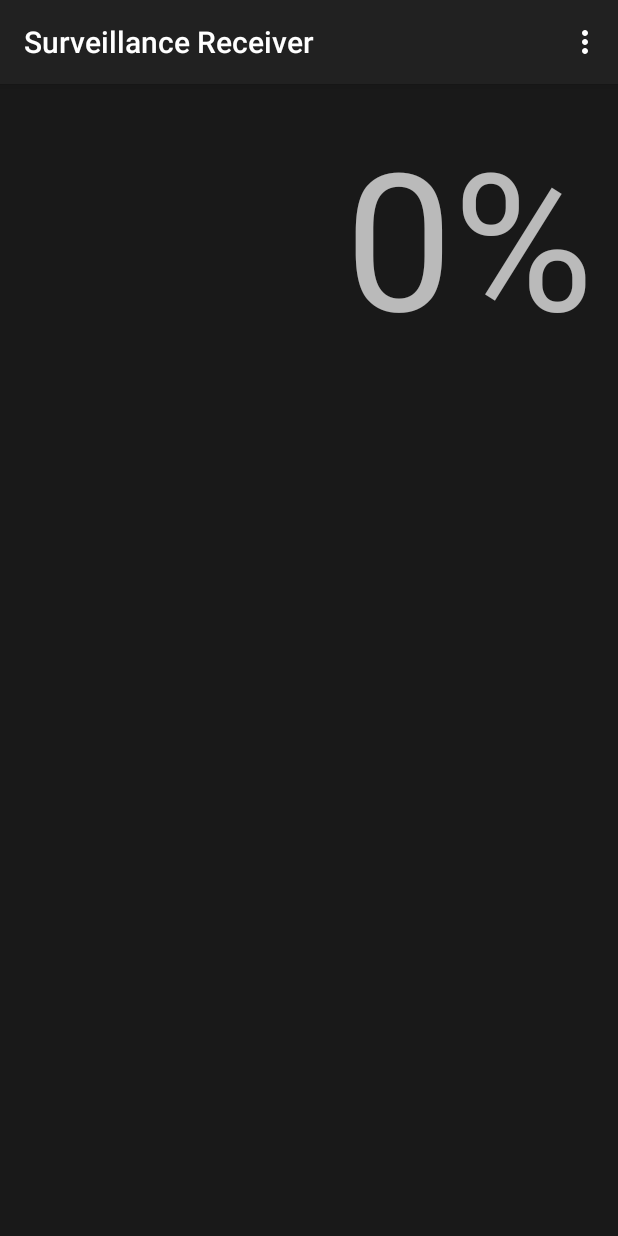
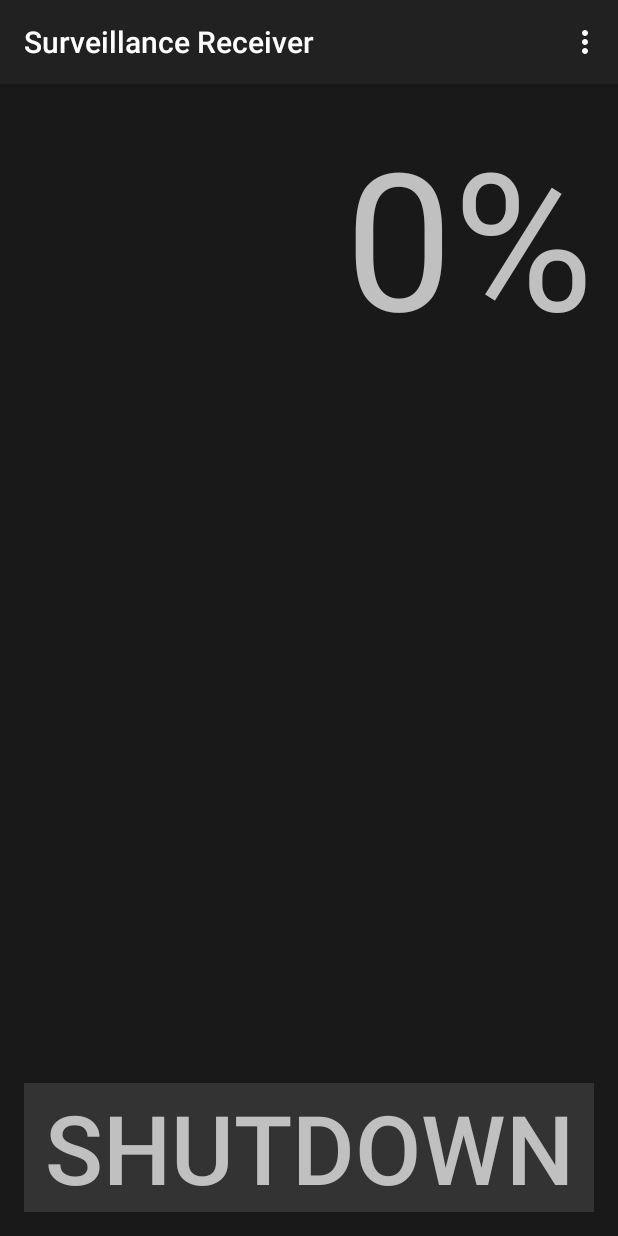
Before and after one commit to Lisiecki/seminar_rbpi, an Android app: the screen it shows after launch (MainActivity), on a phone screen of 412 x 824 dp. Run offline under Robolectric (Android 15) with nearby library versions, the phone set to English and light mode, and no system bars; network calls fail; 3 statements that could not run were skipped.

Commit message:
added button for remote shutdown and fixed problems with remote control

```diff
--- a/Surveillance_Receiver/app/src/main/AndroidManifest.xml
+++ b/Surveillance_Receiver/app/src/main/AndroidManifest.xml
@@ -5,11 +5,12 @@
     <application
         android:allowBackup="true"
         android:icon="@drawable/ic_launcher"
-        android:label="@string/app_name" >
+        android:label="@string/app_name">
         <activity
             android:name=".activity.MainActivity"
             android:label="@string/app_name"
-            android:theme="@style/Theme.AppCompat">
+            android:theme="@style/Theme.AppCompat"
+            android:screenOrientation="portrait">
             <intent-filter>
                 <action android:name="android.intent.action.MAIN" />
 
--- a/Surveillance_Receiver/app/src/main/java/de/one_development/lisiecki/surveillancereceiver/activity/MainActivity.java
+++ b/Surveillance_Receiver/app/src/main/java/de/one_development/lisiecki/surveillancereceiver/activity/MainActivity.java
@@ -4,13 +4,16 @@ import android.os.Bundle;
 import android.support.v7.app.ActionBarActivity;
 import android.view.Menu;
 import android.view.MenuItem;
+import android.view.View;
+import android.widget.Button;
 import android.widget.TextView;
 
 import de.one_development.lisiecki.surveillancereceiver.R;
+import de.one_development.lisiecki.surveillancereceiver.network.udp.AndroidUDPClient;
 import de.one_development.lisiecki.surveillancereceiver.network.udp.AndroidUDPServer;
 
 
-public class MainActivity extends ActionBarActivity {
+public class MainActivity extends ActionBarActivity implements View.OnClickListener {
     public static final byte MOTION_DETECTED = 0x1;
     public static final byte PIR_DETECTED = 0x2;
     public static final int PORT = 58333;
@@ -21,6 +24,7 @@ public class MainActivity extends ActionBarActivity {
 
     private TextView intruderDetectedTextView;
 
+    private AndroidUDPClient androidUDPClient;
     private Runnable setIntruderDetectedTextRunnable = new Runnable() {
         @Override
         public void run() {
@@ -35,7 +39,11 @@ public class MainActivity extends ActionBarActivity {
 
         intruderDetectedTextView =
                 (TextView) findViewById(R.id.intruder_detected_text_view);
+        Button shutdownButton = (Button) findViewById(R.id.shutdown_button);
+        shutdownButton.setOnClickListener(this);
+
         final AndroidUDPServer androidUDPServer = new AndroidUDPServer(PORT);
+        androidUDPClient = new AndroidUDPClient(PORT, "192.168.0.19");
 
         Thread t = new Thread(new Runnable() {
             @Override
@@ -71,6 +79,15 @@ public class MainActivity extends ActionBarActivity {
         t.start();
     }
 
+    @Override
+    public void onClick(View view) {
+        switch (view.getId()) {
+            case R.id.shutdown_button:
+                byte[] data = {0x0};
+                androidUDPClient.sendData(data);
+                break;
+        }
+    }
 
     @Override
     public boolean onCreateOptionsMenu(Menu menu) {
--- a/Surveillance_Receiver/app/src/main/java/de/one_development/lisiecki/surveillancereceiver/network/udp/AndroidUDPClient.java
+++ b/Surveillance_Receiver/app/src/main/java/de/one_development/lisiecki/surveillancereceiver/network/udp/AndroidUDPClient.java
@@ -18,6 +18,7 @@ public class AndroidUDPClient extends AndroidClient {
 		try {
 			address = InetAddress.getByName(ip);
             socket = new DatagramSocket();
+            System.out.println("Socket: " + socket);
             port = p;
 		} catch (UnknownHostException e) {
 			e.printStackTrace();
--- /dev/null
+++ b/Surveillance_Receiver/app/src/main/res/drawable/button_background_list.xml
@@ -0,0 +1,31 @@
+<?xml version="1.0" encoding="utf-8"?>
+
+<selector xmlns:android="http://schemas.android.com/apk/res/android">
+    <item
+        android:state_pressed="false"
+        android:drawable="@drawable/button_background_normal"/>
+
+    <item
+        android:drawable="@drawable/clickable_background_pressed"
+        android:state_pressed="true"/>
+
+    <item
+        android:drawable="@drawable/button_background_normal"
+        android:state_checkable="true"/>
+
+    <item
+        android:drawable="@drawable/clickable_background_pressed"
+        android:state_pressed="true"
+        android:state_checkable="true"/>
+
+    <item
+        android:drawable="@drawable/button_background_normal"
+        android:state_checkable="true"
+        android:state_checked="true"/>
+
+    <item
+        android:drawable="@drawable/button_background_normal"
+        android:state_pressed="true"
+        android:state_checkable="true"
+        android:state_checked="true"/>
+</selector>
--- /dev/null
+++ b/Surveillance_Receiver/app/src/main/res/drawable/button_background_normal.xml
@@ -0,0 +1,7 @@
+<?xml version="1.0" encoding="utf-8"?>
+
+<shape xmlns:android="http://schemas.android.com/apk/res/android">
+    <solid
+        android:color="@color/dark_grey"/>
+
+</shape>
--- /dev/null
+++ b/Surveillance_Receiver/app/src/main/res/drawable/clickable_background_pressed.xml
@@ -0,0 +1,6 @@
+<?xml version="1.0" encoding="utf-8"?>
+
+<shape xmlns:android="http://schemas.android.com/apk/res/android">
+    <solid
+        android:color="@color/dim_grey"/>
+</shape>
--- a/Surveillance_Receiver/app/src/main/res/layout/activity_main.xml
+++ b/Surveillance_Receiver/app/src/main/res/layout/activity_main.xml
@@ -16,6 +16,7 @@
         android:layout_width="wrap_content"
         android:layout_height="wrap_content"
         android:textSize="@dimen/intruder_text_size"
+        android:textColor="@color/light_grey"
         android:layout_alignParentRight="true"/>
 
     <TextView
@@ -24,7 +25,17 @@
         android:layout_width="wrap_content"
         android:layout_height="wrap_content"
         android:textSize="@dimen/intruder_text_size"
+        android:textColor="@color/light_grey"
         android:layout_toLeftOf="@id/percentage_text_view"/>
 
-
+    <Button
+        android:id="@+id/shutdown_button"
+        android:layout_width="match_parent"
+        android:layout_height="wrap_content"
+        android:layout_centerHorizontal="true"
+        android:layout_alignParentBottom="true"
+        android:background="@drawable/button_background_list"
+        android:text="@string/shutdown"
+        android:textSize="@dimen/button_text_size"
+        android:textColor="@color/light_grey"/>
 </RelativeLayout>
--- a/Surveillance_Receiver/app/src/main/res/values/dimens.xml
+++ b/Surveillance_Receiver/app/src/main/res/values/dimens.xml
@@ -1,6 +1,8 @@
 <resources>
     <!-- Default screen margins, per the Android Design guidelines. -->
+    <dimen name="stroke_width">2dp</dimen>
     <dimen name="activity_horizontal_margin">16dp</dimen>
     <dimen name="activity_vertical_margin">16dp</dimen>
     <dimen name="intruder_text_size">128sp</dimen>
+    <dimen name="button_text_size">64sp</dimen>
 </resources>
--- a/Surveillance_Receiver/app/src/main/res/values/strings.xml
+++ b/Surveillance_Receiver/app/src/main/res/values/strings.xml
@@ -6,4 +6,5 @@
     <string name="action_settings">Settings</string>
     <string name="intruder_default">0</string>
     <string name="percentage">%</string>
+    <string name="shutdown">Shutdown</string>
 </resources>
```
Also changed, not shown: 1 other file.
